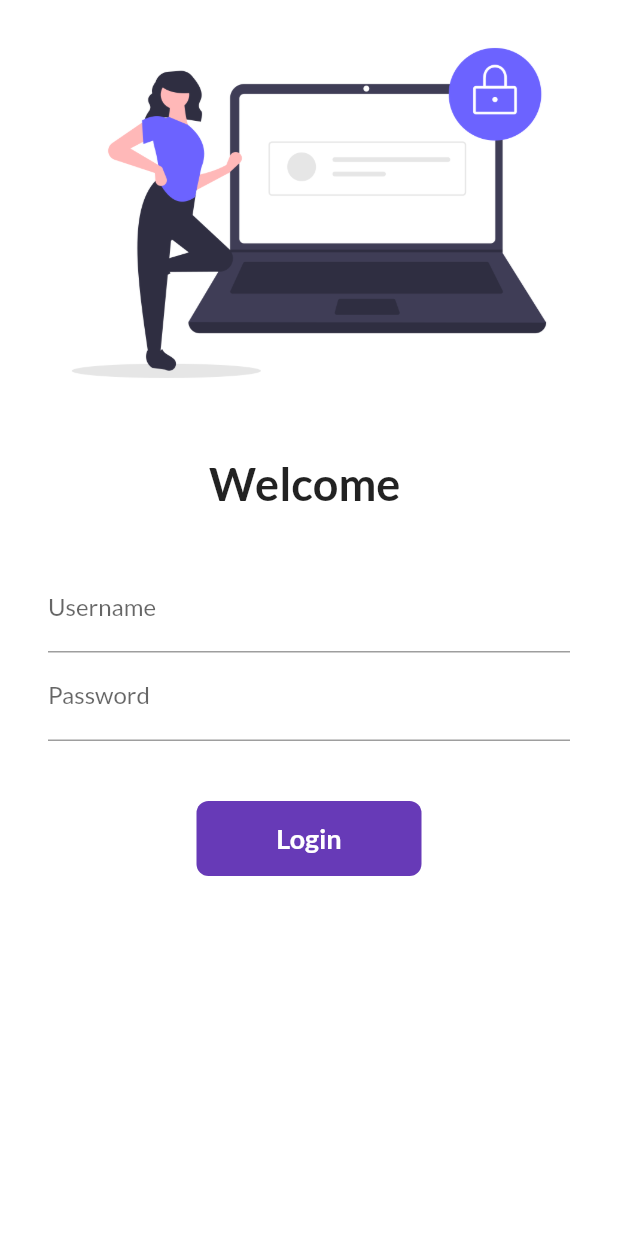
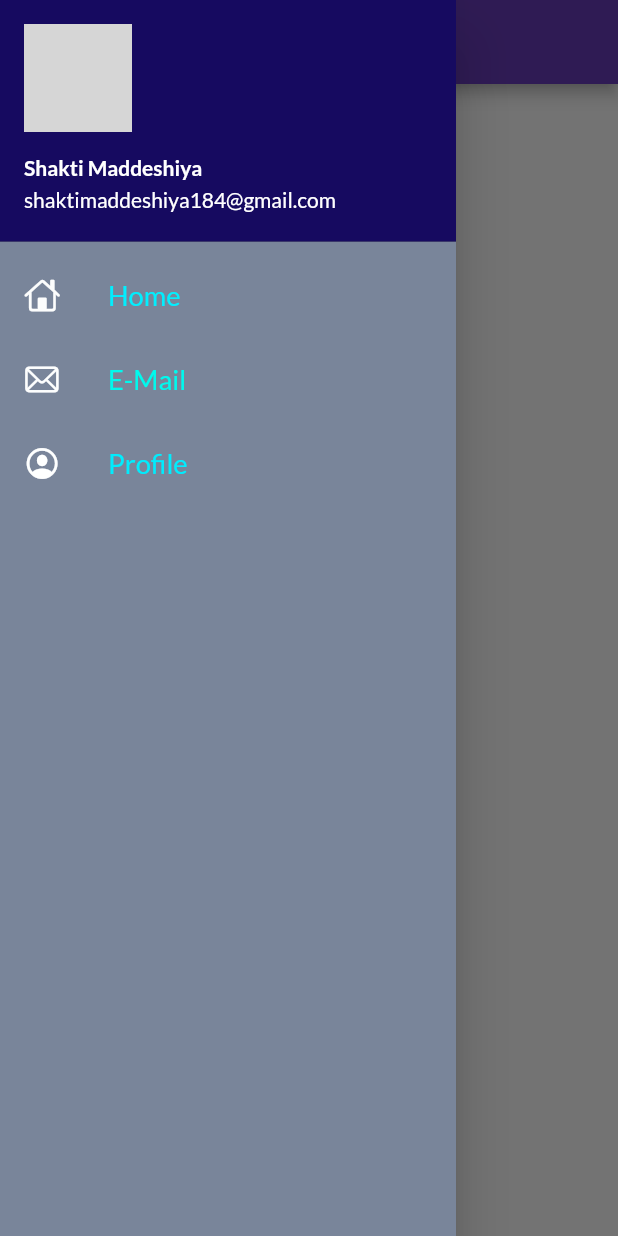
Before and after one commit to Shakti184/FlutterProject, a Flutter app: the screen it shows after launch, with the side drawer open (before the commit the screen has no drawer), on a phone screen of 412 x 824 dp. Run offline on Flutter 3.47's test engine with Material 2 defaults, Android fonts, the phone set to English and light mode, and no system bars; our stand-ins replace google_fonts; network calls fail; grey boxes are pictures that could not be loaded.

Commit message:
day8 completed

```diff
--- a/lib/main.dart
+++ b/lib/main.dart
@@ -19,11 +19,11 @@ class MyApp extends StatelessWidget {
       fontFamily: GoogleFonts.lato().fontFamily,
       primaryTextTheme: GoogleFonts.latoTextTheme(),
       ),
-      //debugShowCheckedModeBanner: false,
+       debugShowCheckedModeBanner: false,
       darkTheme: ThemeData(
         brightness: Brightness.dark,
       ),
-      initialRoute: "/",
+      initialRoute: Myroutes.homeRoute,
       routes: {
         "/": (context) => LoginPage(),
         Myroutes.homeRoute: (context) => HomePage(),
--- a/lib/pages/home_page.dart
+++ b/lib/pages/home_page.dart
@@ -1,14 +1,20 @@
 import 'package:flutter/material.dart';
+
+import '../widgeds/drawer.dart';
 
 class HomePage extends StatelessWidget {
   @override
   Widget build(BuildContext context) {
-    return Material(
-        child: Center(
-          child: Container(
-            child: Text("Wellcome"),
+    return Scaffold(
+      appBar: AppBar(
+        title: Text("Catalog App"),
+      ),
+          body: Center(
+            child: Container(
+              child: Text("Wellcome"),
+            ),
           ),
-        ),
-    );
+          drawer: Mydrawer(),
+      );
   }
 }
--- /dev/null
+++ b/lib/widgeds/drawer.dart
@@ -0,0 +1,71 @@
+import 'dart:ui';
+import 'package:flutter/cupertino.dart';
+import 'package:flutter/material.dart';
+
+class Mydrawer extends StatelessWidget {
+  const Mydrawer({ Key? key }) : super(key: key);
+
+  @override
+  Widget build(BuildContext context) {
+    final imageUrl="https://picfiles.alphacoders.com/176/thumb-1920-176163.png";
+    return Drawer(
+      child: Container(
+        color: Color.fromARGB(255, 121, 133, 154),
+        child: ListView(
+          padding: EdgeInsets.zero,
+          children: [
+            DrawerHeader(
+              padding: EdgeInsets.zero,
+              child: UserAccountsDrawerHeader(
+                margin: EdgeInsets.zero,
+                decoration: BoxDecoration(color: Color.fromARGB(240, 16, 2, 92)),
+                accountName: Text("Shakti Maddeshiya",style: TextStyle(color: Colors.white,fontWeight: FontWeight.bold),),
+                accountEmail: Text("shaktimaddeshiya184@gmail.com",style: TextStyle(color: Colors.white),),
+                currentAccountPicture: CircleAvatar(backgroundImage: NetworkImage(imageUrl),
+                ),
+                ),
+              ),
+              ListTile(
+                leading: Icon(
+                  CupertinoIcons.home,
+                  color: Color.fromARGB(255, 252, 253, 253),
+                  ),
+                title: Text(
+                  "Home",
+                  textScaleFactor: 1.3,
+                  style: TextStyle(
+                    color: Color.fromARGB(255, 2, 238, 254),
+                  ),
+                ),
+              ),
+              ListTile(
+                leading: Icon(
+                  CupertinoIcons.mail,
+                  color: Color.fromARGB(255, 253, 254, 254),
+                  ),
+                title: Text(
+                  "E-Mail",
+                  textScaleFactor: 1.3,
+                  style: TextStyle(
+                    color: Color.fromARGB(255, 0, 249, 237),
+                  ),
+                ),
+              ),ListTile(
+                leading: Icon(
+                  CupertinoIcons.profile_circled,
+                  color: Color.fromARGB(255, 254, 255, 255),
+                  ),
+                title: Text(
+                  "Profile",
+                  textScaleFactor: 1.3,
+                  style: TextStyle(
+                    color: Color.fromARGB(255, 1, 236, 253),
+                  ),
+                ),
+              ),
+          ],
+        ),
+      ),
+    );
+  }
+}
```
